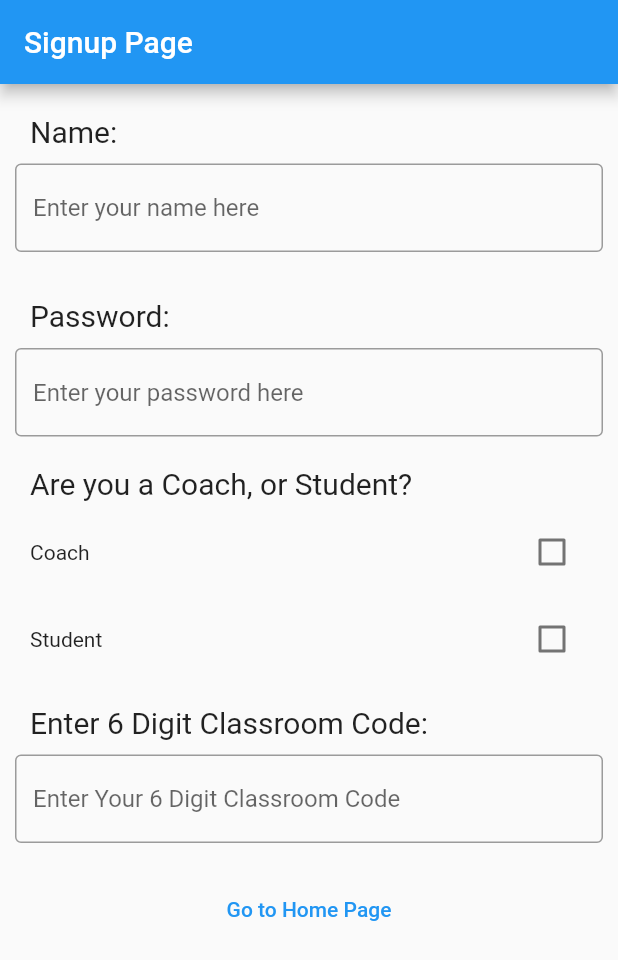
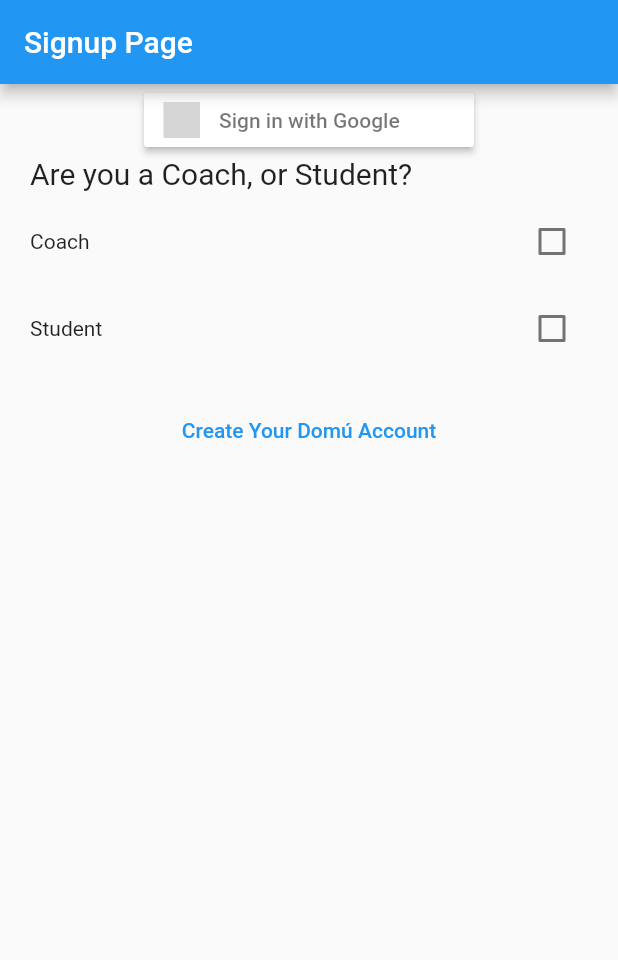
Before and after one commit to minisounds/Domu, a Flutter app: the screen it shows after launch, on a phone screen of 412 x 824 dp. Shown: the top 960 px of the screen. Run offline on Flutter 3.47's test engine with Material 2 defaults, Android fonts, the phone set to English and light mode, and no system bars; our stand-ins replace firebase_auth, firebase_core, flutter_countdown_timer, flutter_signin_button; accounts and stored records are empty; grey boxes are pictures that could not be loaded.

Commit message:
buy U goes hard (Google Sign in)

```diff
--- a/domu/lib/main.dart
+++ b/domu/lib/main.dart
@@ -1,11 +1,14 @@
 import 'package:flutter/material.dart';
+import 'package:firebase_auth/firebase_auth.dart';
 import 'package:firebase_core/firebase_core.dart';
+//import 'package:firebase_dynamic_links/firebase_dynamic_links.dart';
 import 'firebase_options.dart';
 import 'package:domu/screens/homeStudent.dart';
 import 'screens/homeCoach.dart';
 import './screens/workout.dart';
 import './screens/signup.dart';
 
+final FirebaseAuth auth = FirebaseAuth.instance;
 void main() async {
   WidgetsFlutterBinding.ensureInitialized();
   await Firebase.initializeApp(
@@ -38,3 +41,15 @@
     );
   }
 }
+// class _RegisterEmailSection extends StatefulWidget {
+//   final String title = 'Registration';
+//   @override
+//   State<StatefulWidget> createState() =>
+//       _RegisterEmailSectionState();
+// }
+// class _RegisterEmailSectionState extends State<_RegisterEmailSection> {
+// @override
+//   Widget build(BuildContext context) {
+//     //TODO UI content here
+//   }
+// }
--- a/domu/lib/screens/signup.dart
+++ b/domu/lib/screens/signup.dart
@@ -1,4 +1,6 @@
 import 'package:domu/screens/homeCoach.dart';
+import 'package:firebase_auth/firebase_auth.dart';
+import 'package:flutter_signin_button/flutter_signin_button.dart';
 import 'package:domu/screens/homeStudent.dart';
 import 'package:flutter/material.dart';
 import '../widgets/labeledCheckbox.dart';
@@ -11,6 +13,7 @@
 }
 
 class _SignUpScreenState extends State<SignUpScreen> {
+
   bool _isSelected1 = false;
   bool _isSelected2 = false;
   @override
@@ -24,44 +27,74 @@
       body: SingleChildScrollView(
         child: Column(
           children: <Widget>[
-            Align(
-              alignment: Alignment.centerLeft,
-              child: Container(
-                padding: const EdgeInsets.fromLTRB(20, 20, 20, 0),
-                child: const Text(
-                  "Name:",
-                  style: TextStyle(fontSize: 20),
-                  textAlign: TextAlign.left,
-                ),
-              ),
+            Container(
+              child: SignInButton(
+                Buttons.Google,
+                onPressed: () {},
+              )
             ),
-            Container(
-              padding: const EdgeInsets.all(10),
-              height: 100,
-              child: const TextField(
-                decoration: InputDecoration(
-                  border: OutlineInputBorder(),
-                  hintText: 'Enter your name here',
-                ),
-              ),
-            ),
-            Container(
-                alignment: Alignment.centerLeft,
-                padding: const EdgeInsets.fromLTRB(20, 0, 20, 0),
-                child: const Text(
-                  'Password: ',
-                  style: TextStyle(fontSize: 20),
-                  textAlign: TextAlign.left,
-                )),
-            Container(
-              padding: const EdgeInsets.fromLTRB(10, 10, 10, 20),
-              child: const TextField(
-                decoration: InputDecoration(
-                  border: OutlineInputBorder(),
-                  hintText: 'Enter your password here',
-                ),
-              ),
-            ),
+
+            // Align(
+            //   alignment: Alignment.centerLeft,
+            //   child: Container(
+            //     padding: const EdgeInsets.fromLTRB(20, 20, 20, 0),
+            //     child: const Text(
+            //       "Name:",
+            //       style: TextStyle(fontSize: 20),
+            //       textAlign: TextAlign.left,
+            //     ),
+            //   ),
+            // ),
+            // Container(
+            //   padding: const EdgeInsets.all(10),
+            //   height: 100,
+            //   child: const TextField(
+            //     decoration: InputDecoration(
+            //       border: OutlineInputBorder(),
+            //       hintText: 'Enter your name here',
+            //     ),
+            //   ),
+            // ),
+            // Align(
+            //   alignment: Alignment.centerLeft,
+            //   child: Container(
+            //     padding: const EdgeInsets.fromLTRB(20, 0, 20, 0),
+            //     child: const Text(
+            //       "Email:",
+            //       style: TextStyle(fontSize: 20),
+            //       textAlign: TextAlign.left,
+            //     ),
+            //   ),
+            // ),
+            // Container(
+            //   padding: const EdgeInsets.all(10),
+            //   height: 100,
+            //   child: TextField(
+            //     controller: emailController,
+            //     decoration: const InputDecoration(
+            //       border: OutlineInputBorder(),
+            //       hintText: 'Enter your email',
+            //     ),
+            //   ),
+            // ),
+            // Container(
+            //     alignment: Alignment.centerLeft,
+            //     padding: const EdgeInsets.fromLTRB(20, 0, 20, 0),
+            //     child: const Text(
+            //       'Password: ',
+            //       style: TextStyle(fontSize: 20),
+            //       textAlign: TextAlign.left,
+            //     )),
+            // Container(
+            //   padding: const EdgeInsets.fromLTRB(10, 10, 10, 20),
+            //   child: TextField(
+            //     controller: passwordController,
+            //     decoration: const InputDecoration(
+            //       border: OutlineInputBorder(),
+            //       hintText: 'Enter your password here',
+            //     ),
+            //   ),
+            // ),
             Container(
               padding: const EdgeInsets.fromLTRB(20, 0, 20, 10),
               alignment: Alignment.centerLeft,
@@ -89,6 +122,43 @@
                     _isSelected2 = newValue;
                   });
                 }),
+            Container(
+                padding: const EdgeInsets.all(10),
+                child: TextButton(
+                  child: const Text("Create Your Domú Account"),
+                  onPressed: () async {
+                    //Create a new firebase account here.
+                    // try {
+                    //   UserCredential userCredential = await FirebaseAuth
+                    //       .instance
+                    //       .createUserWithEmailAndPassword(
+                    //           email: emailController.text,
+                    //           password: passwordController.text);
+                    // } on FirebaseAuthException catch (e) {
+                    //   if (e.code == 'weak-password') {
+                    //     print('The password provided is too weak.');
+                    //   } else if (e.code == 'email-already-in-use') {
+                    //     print('The account already exists for that email.');
+                    //   }
+                    // } catch (e) {
+                    //   print(e);
+                    // }
+
+                    // ** NAVIGATOR FUNCTIONALITY TO NAVIGATE TO HOME SCREEN **
+
+                    // Navigator.push(
+                    //   context,
+                    //   MaterialPageRoute(
+                    //       builder: (context) => const HomeStudentScreen()),
+                    // );
+                  },
+                )),
+
+            //** HERE: ADD CONDITIONAL RENDERING. IF PROBLEM REGISTERING USER FOR FIREBASE, RENDER
+            //   ERROR MESSAGES HERE. IF ALL GOES WELL AND ACCOUNT IS CREATED, RENDER TEXT ELEMENT
+            //   TO SCREEN GIVING COACHES THEIR CLASSROOM CODE OR STUDENTS A TEXT INPUT FIELD FOR
+            //   THEIR CLASSROOM CODE **/
+
             // Container(
             //   padding: const EdgeInsets.fromLTRB(20, 10, 20, 0),
             //   alignment: Alignment.centerLeft,
@@ -109,35 +179,23 @@
             //         );
             //       },
             //     )),
-            Container(
-              padding: const EdgeInsets.fromLTRB(20, 10, 20, 0),
-              alignment: Alignment.centerLeft,
-              child: const Text(
-                "Enter 6 Digit Classroom Code:",
-                style: TextStyle(fontSize: 20),
-              ),
-            ),
-            Container(
-              padding: const EdgeInsets.all(10),
-              child: const TextField(
-                decoration: InputDecoration(
-                  border: OutlineInputBorder(),
-                  hintText: 'Enter Your 6 Digit Classroom Code',
-                ),
-              ),
-            ),
-            Container(
-                padding: const EdgeInsets.all(10),
-                child: TextButton(
-                  child: const Text("Go to Home Page"),
-                  onPressed: () {
-                    Navigator.push(
-                      context,
-                      MaterialPageRoute(
-                          builder: (context) => const HomeStudentScreen()),
-                    );
-                  },
-                )),
+            // Container(
+            //   padding: const EdgeInsets.fromLTRB(20, 10, 20, 0),
+            //   alignment: Alignment.centerLeft,
+            //   child: const Text(
+            //     "Enter 6 Digit Classroom Code:",
+            //     style: TextStyle(fontSize: 20),
+            //   ),
+            // ),
+            // Container(
+            //   padding: const EdgeInsets.all(10),
+            //   child: const TextField(
+            //     decoration: InputDecoration(
+            //       border: OutlineInputBorder(),
+            //       hintText: 'Enter Your 6 Digit Classroom Code',
+            //     ),
+            //   ),
+            // ),
           ],
         ),
       ),
--- a/domu/pubspec.yaml
+++ b/domu/pubspec.yaml
@@ -31,6 +31,7 @@
     sdk: flutter
   flutter_countdown_timer: ^4.1.0
   cloud_firestore: ^1.0.0
+  flutter_signin_button: ^2.0.0
   firebase_auth: ^1.0.0
   provider: ^5.0.0
   google_fonts: ^2.0.0
```
Also changed, not shown: domu/lib/firebase_options.dart, domu/pubspec.lock.
